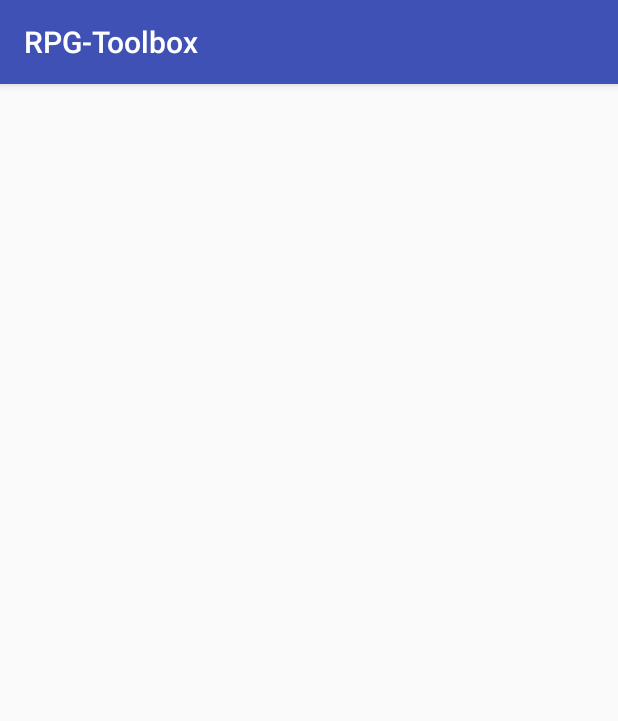
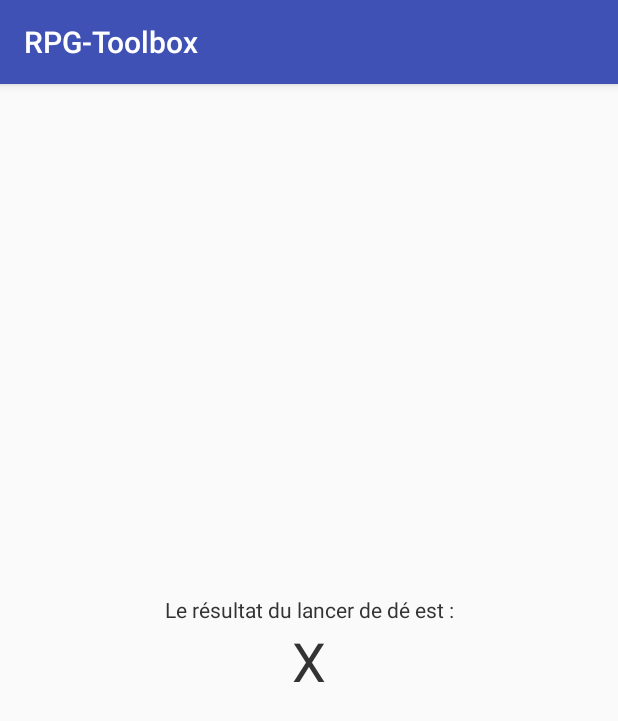
Before and after one commit to Nashunn/ESIEA-RPGToolbox, an Android app: the screen it shows after launch (DiceActivity), after a tap on an icon or button, on a phone screen of 412 x 824 dp. Shown: the top 721 px of the screen. Run offline under Robolectric (Android 15) with nearby library versions, the phone set to English and light mode, and no system bars.

Commit message:
implementation of dice roll when shaked

```diff
--- a/app/src/main/AndroidManifest.xml
+++ b/app/src/main/AndroidManifest.xml
@@ -1,6 +1,8 @@
 <?xml version="1.0" encoding="utf-8"?>
 <manifest xmlns:android="http://schemas.android.com/apk/res/android"
     package="fr.nashunn.rpg_toolbox">
+
+    <uses-permission android:name="android.permission.INTERNET" />
 
     <application
         android:allowBackup="true"
@@ -8,6 +10,7 @@
         android:label="@string/app_name"
         android:roundIcon="@mipmap/ic_launcher_round"
         android:supportsRtl="true"
+        android:networkSecurityConfig="@xml/network_security_config"
         android:theme="@style/AppTheme">
         <activity android:name=".view.MainActivity">
             <intent-filter>
--- a/app/src/main/java/fr/nashunn/rpg_toolbox/controller/MainControllerDiceAPI.java
+++ b/app/src/main/java/fr/nashunn/rpg_toolbox/controller/MainControllerDiceAPI.java
@@ -9,16 +9,16 @@ import java.util.List;
 import fr.nashunn.rpg_toolbox.data.DiceAPI;
 import fr.nashunn.rpg_toolbox.data.ResponseAPI;
 import fr.nashunn.rpg_toolbox.model.Dice;
-import fr.nashunn.rpg_toolbox.view.MainActivity;
+import fr.nashunn.rpg_toolbox.view.DiceActivity;
 import retrofit2.Call;
 import retrofit2.Callback;
 import retrofit2.Response;
 
 public class MainControllerDiceAPI extends AppCompatActivity {
-    private MainActivity activity;
+    private DiceActivity activity;
     private DiceAPI api;
 
-    public MainControllerDiceAPI(MainActivity activity, DiceAPI api) {
+    public MainControllerDiceAPI(DiceActivity activity, DiceAPI api) {
         this.activity = activity;
         this.api = api;
     }
@@ -39,6 +39,9 @@ public class MainControllerDiceAPI extends AppCompatActivity {
                             diceList = new ArrayList<Dice>();
                         }
 
+                        // Send diceList in current activity
+                        activity.updateDiceNumber(diceList);
+
                     } else {
                         Toast.makeText(activity.getBaseContext(), "ERROR : API did not respond successfully", Toast.LENGTH_LONG).show();
                         System.out.println(response.errorBody());
--- a/app/src/main/java/fr/nashunn/rpg_toolbox/data/DiceAPI.java
+++ b/app/src/main/java/fr/nashunn/rpg_toolbox/data/DiceAPI.java
@@ -3,9 +3,8 @@ package fr.nashunn.rpg_toolbox.data;
 import retrofit2.Call;
 import retrofit2.http.GET;
 import retrofit2.http.Path;
-import retrofit2.http.Query;
 
 public interface DiceAPI {
-    @GET("/json/{dice_nb}")
-    Call<ResponseAPI> launchDice(@Path(value = "dice_nb", encoded = true) String userId);
+    @GET("json/{dice_nb}")
+    Call<ResponseAPI> launchDice(@Path(value = "dice_nb", encoded = true) String dice_nb);
 }
--- a/app/src/main/java/fr/nashunn/rpg_toolbox/model/ShakeService.java
+++ b/app/src/main/java/fr/nashunn/rpg_toolbox/model/ShakeService.java
@@ -9,7 +9,8 @@ import android.hardware.SensorEventListener;
 import android.hardware.SensorManager;
 import android.os.Handler;
 import android.os.IBinder;
-import java.util.Random;
+
+import fr.nashunn.rpg_toolbox.view.DiceActivity;
 
 public class ShakeService extends Service implements SensorEventListener {
 
@@ -50,7 +51,7 @@ public class ShakeService extends Service implements SensorEventListener {
 
         // If it's enought to be detected
         if (mAccel > 11) {
-            // Todo : Change the value of a dice in dice activity
+            // Todo : Change the value of a dice in dice activity ?
         }
 
     }
--- a/app/src/main/java/fr/nashunn/rpg_toolbox/view/DiceActivity.java
+++ b/app/src/main/java/fr/nashunn/rpg_toolbox/view/DiceActivity.java
@@ -4,13 +4,76 @@ import android.app.Activity;
 import android.app.ActivityOptions;
 import android.content.Context;
 import android.content.Intent;
+import android.hardware.Sensor;
+import android.hardware.SensorManager;
 import android.os.Bundle;
 import android.support.design.widget.FloatingActionButton;
 import android.support.v7.app.AppCompatActivity;
 import android.view.View;
+import android.widget.TextView;
+import android.widget.Toast;
+
+import java.util.List;
 
 import fr.nashunn.rpg_toolbox.R;
+import fr.nashunn.rpg_toolbox.controller.MainControllerDiceAPI;
+import fr.nashunn.rpg_toolbox.data.SingletonAPI;
+import fr.nashunn.rpg_toolbox.model.Dice;
+import fr.nashunn.rpg_toolbox.model.ShakeDetector;
+import fr.nashunn.rpg_toolbox.model.ShakeService;
 
 public class DiceActivity extends AppCompatActivity {
+    private MainControllerDiceAPI controller;
+    private TextView diceValue;
+    private SensorManager mSensorManager;
+    private Sensor mAccelerometer;
+    private ShakeDetector mShakeDetector;
 
+    protected void onCreate(Bundle savedInstanceState) {
+        super.onCreate(savedInstanceState);
+        setContentView(R.layout.activity_dice);
+
+        diceValue = findViewById(R.id.diceValue);
+        // Set controller
+        controller = new MainControllerDiceAPI(this, SingletonAPI.getInstance());
+
+        // Init ShakeDetector
+        InitShakeDetector();
+    }
+
+    private void InitShakeDetector() {
+        Intent intent = new Intent(this, ShakeService.class);
+        //Start Service
+        startService(intent);
+        // ShakeDetector initialization
+        mSensorManager = (SensorManager) getSystemService(Context.SENSOR_SERVICE);
+        mAccelerometer = mSensorManager.getDefaultSensor(Sensor.TYPE_ACCELEROMETER);
+        mShakeDetector = new ShakeDetector();
+        mShakeDetector.setOnShakeListener(new ShakeDetector.OnShakeListener() {
+            // When the device is shook, do the following actions
+            @Override
+            public void onShake(int count) {
+                controller.getDiceByNumber("d6");
+            }
+        });
+    }
+
+    public void updateDiceNumber(List<Dice> dice) {
+        diceValue = findViewById(R.id.diceValue);
+        diceValue.setText(String.valueOf(dice.get(0).getValue()));
+    }
+
+    @Override
+    public void onResume() {
+        super.onResume();
+        // Add the following line to register the Session Manager Listener onResume
+        mSensorManager.registerListener(mShakeDetector, mAccelerometer,	SensorManager.SENSOR_DELAY_UI);
+    }
+
+    @Override
+    public void onPause() {
+        // Add the following line to unregister the Sensor Manager onPause
+        mSensorManager.unregisterListener(mShakeDetector);
+        super.onPause();
+    }
 }
--- a/app/src/main/java/fr/nashunn/rpg_toolbox/view/MainActivity.java
+++ b/app/src/main/java/fr/nashunn/rpg_toolbox/view/MainActivity.java
@@ -15,7 +15,6 @@ import fr.nashunn.rpg_toolbox.R;
 import fr.nashunn.rpg_toolbox.model.Dice;
 
 public class MainActivity extends AppCompatActivity {
-    private FloatingActionButton btn_addPlayer;
     private FloatingActionButton btn_dice;
     // private FloatingActionButton btn_addPlayer;
 
@@ -25,9 +24,9 @@ public class MainActivity extends AppCompatActivity {
         setContentView(R.layout.activity_main);
 
         // Set fav button clickable
-        btn_dice = findViewById(R.id.btn_addPlayer);
+        //btn_dice = findViewById(R.id.btn_addPlayer);
         btn_dice = findViewById(R.id.btn_dice);
-        setFLoatBtnClick(this, btn_addPlayer, Activity.class);
+        // setFLoatBtnClick(this, btn_addPlayer, AddJoueurActivity.class);
         setFLoatBtnClick(this, btn_dice, DiceActivity.class);
     }
 
--- a/app/src/main/res/layout/activity_dice.xml
+++ b/app/src/main/res/layout/activity_dice.xml
@@ -2,18 +2,31 @@
 <android.support.constraint.ConstraintLayout xmlns:android="http://schemas.android.com/apk/res/android"
     xmlns:app="http://schemas.android.com/apk/res-auto"
     xmlns:tools="http://schemas.android.com/tools"
+    android:gravity="center"
     android:layout_width="match_parent"
     android:layout_height="match_parent"
     tools:context=".view.DiceActivity">
 
     <TextView
-        android:id="@+id/textView"
-        android:layout_width="wrap_content"
+        android:id="@+id/diceText"
+        android:layout_width="match_parent"
         android:layout_height="wrap_content"
-        android:text="TextView"
+        android:text="@string/diceText"
+        android:textAlignment="center"
+        android:textColor="#333333"
+        app:layout_constraintBottom_toTopOf="@id/diceValue"
+        app:layout_constraintEnd_toEndOf="parent"
+        app:layout_constraintHorizontal_bias="0.5" />
+
+    <TextView
+        android:id="@+id/diceValue"
+        android:layout_width="match_parent"
+        android:layout_height="wrap_content"
+        android:text="@string/diceValue"
+        android:textAlignment="center"
+        android:textColor="#333333"
+        android:textSize="36sp"
         app:layout_constraintBottom_toBottomOf="parent"
-        app:layout_constraintEnd_toEndOf="parent"
-        app:layout_constraintHorizontal_bias="0.5"
-        app:layout_constraintStart_toStartOf="parent"
         app:layout_constraintTop_toTopOf="parent" />
+
 </android.support.constraint.ConstraintLayout>
--- a/app/src/main/res/layout/activity_main.xml
+++ b/app/src/main/res/layout/activity_main.xml
@@ -22,7 +22,7 @@
         app:backgroundTint="#39b7c4"
         app:elevation="2dp"
         app:fabSize="normal"
-        app:layout_constraintBottom_toTopOf="@id/btn_addPlayer"
+        app:layout_constraintBottom_toTopOf="@id/btn_dice"
         app:layout_constraintEnd_toEndOf="parent" />
 
     <android.support.design.widget.FloatingActionButton
--- /dev/null
+++ b/app/src/main/res/network_security_config.xml
@@ -0,0 +1,6 @@
+<?xml version="1.0" encoding="utf-8"?>
+<network-security-config>
+    <domain-config cleartextTrafficPermitted="true">
+        <domain includeSubdomains="true">your domain or ip address</domain>
+    </domain-config>
+</network-security-config>
--- a/app/src/main/res/values/strings.xml
+++ b/app/src/main/res/values/strings.xml
@@ -1,3 +1,5 @@
 <resources>
     <string name="app_name">RPG-Toolbox</string>
+    <string name="diceText">Le résultat du lancer de dé est :</string>
+    <string name="diceValue">X</string>
 </resources>
--- /dev/null
+++ b/app/src/main/res/xml/network_security_config.xml
@@ -0,0 +1,6 @@
+<?xml version="1.0" encoding="utf-8"?>
+<network-security-config>
+    <domain-config cleartextTrafficPermitted="true">
+        <domain includeSubdomains="true">roll.diceapi.com</domain>
+    </domain-config>
+</network-security-config>
```
